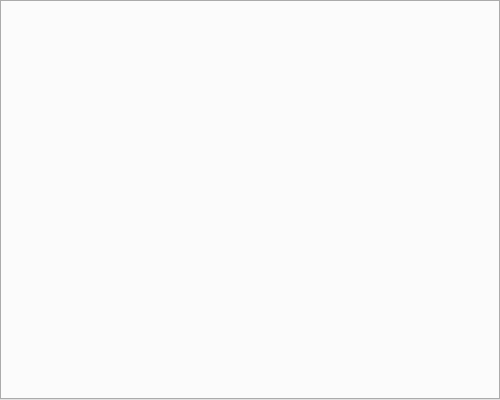
leafo/itchio-app-old, file widgets/librarywidget.ui: the form before one commit.
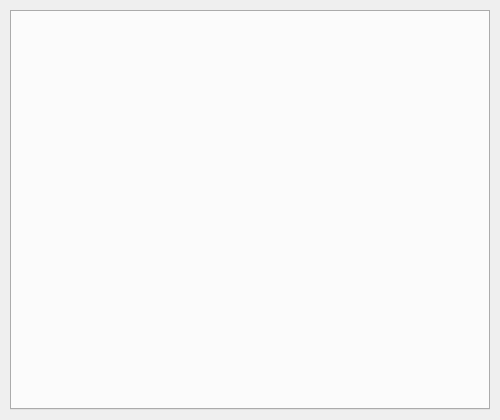
The form after the commit.

Commit message: Updated library tab style.

Patch:
```diff
--- a/widgets/librarywidget.ui
+++ b/widgets/librarywidget.ui
@@ -7,7 +7,7 @@
     <x>0</x>
     <y>0</y>
     <width>500</width>
-    <height>400</height>
+    <height>420</height>
    </rect>
   </property>
   <property name="sizePolicy">
@@ -19,7 +19,7 @@
   <property name="minimumSize">
    <size>
     <width>500</width>
-    <height>400</height>
+    <height>420</height>
    </size>
   </property>
   <property name="windowTitle">
@@ -49,6 +49,18 @@
      <property name="sizeConstraint">
       <enum>QLayout::SetDefaultConstraint</enum>
      </property>
+     <property name="leftMargin">
+      <number>10</number>
+     </property>
+     <property name="topMargin">
+      <number>10</number>
+     </property>
+     <property name="rightMargin">
+      <number>10</number>
+     </property>
+     <property name="bottomMargin">
+      <number>10</number>
+     </property>
      <property name="spacing">
       <number>0</number>
      </property>
@@ -62,12 +74,18 @@
        </property>
        <property name="minimumSize">
         <size>
-         <width>500</width>
+         <width>480</width>
          <height>400</height>
         </size>
        </property>
-       <property name="styleSheet">
-        <string notr="true"/>
+       <property name="autoFillBackground">
+        <bool>false</bool>
+       </property>
+       <property name="tabPosition">
+        <enum>QTabWidget::West</enum>
+       </property>
+       <property name="tabShape">
+        <enum>QTabWidget::Triangular</enum>
        </property>
        <property name="currentIndex">
         <number>-1</number>
```
The commit also changes 2 other files.
